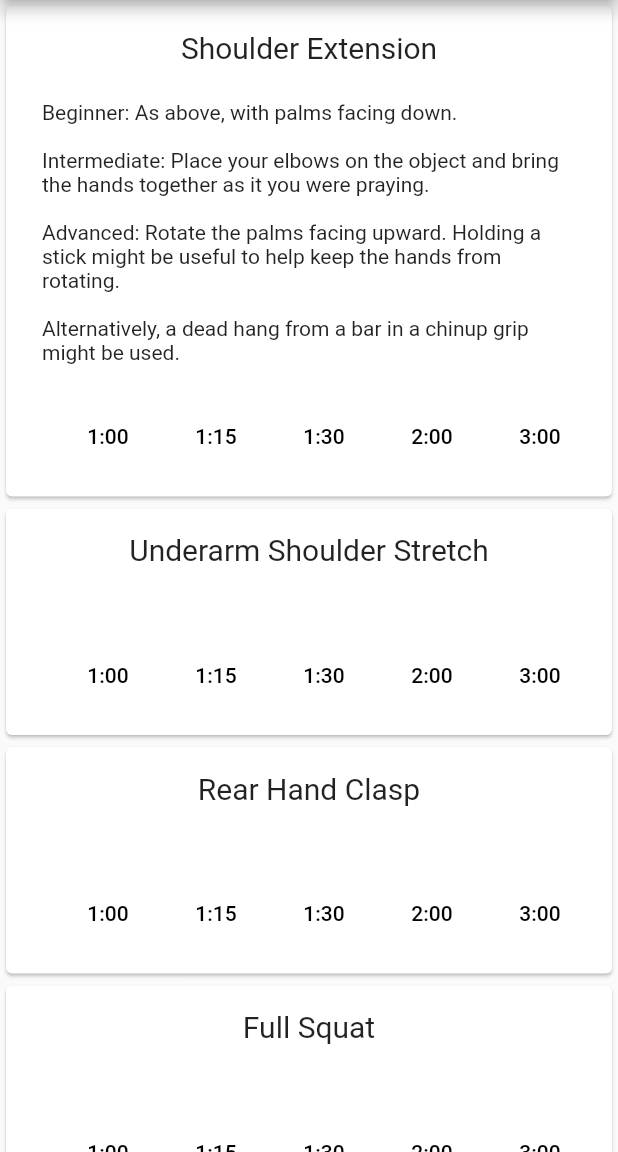
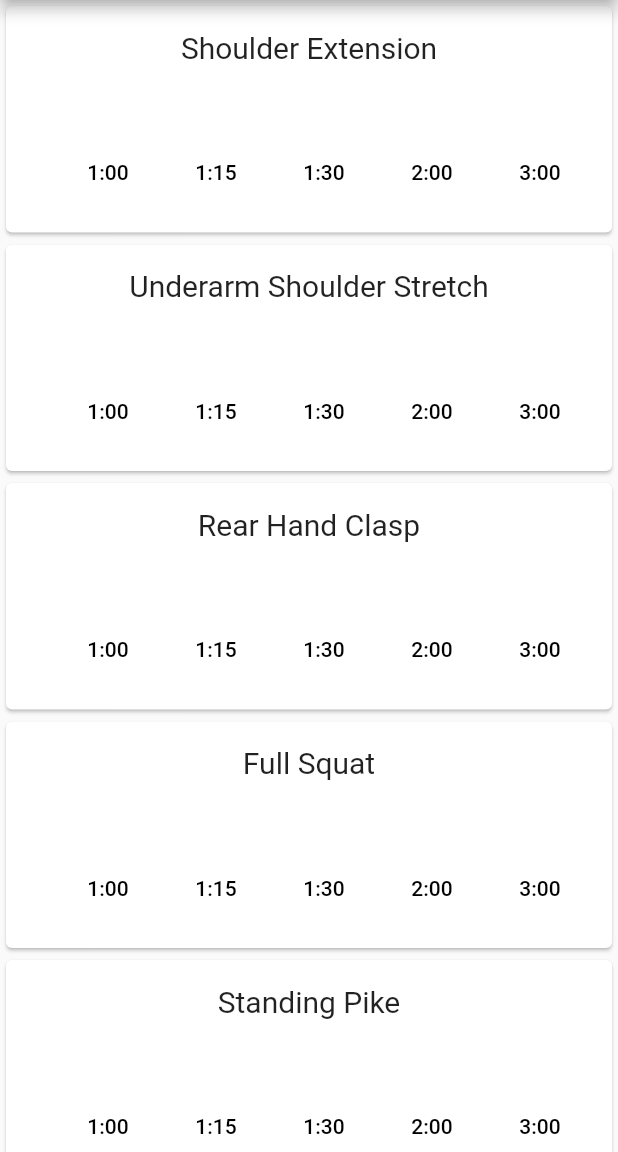
Before and after one commit to JasonAHeron/StartingStretching, a Flutter app: the screen it shows after launch, on a phone screen of 412 x 824 dp, the part 84-1236 px from its top. Run offline on Flutter 3.47's test engine with Material 2 defaults, Android fonts, the phone set to English and light mode, and no system bars; our stand-ins replace audioplayers, percent_indicator.

Commit message:
all exercises in a map

```diff
--- a/lib/main.dart
+++ b/lib/main.dart
@@ -10,6 +10,108 @@ const TIMER_PRESETS = [
   {"title": '1:30', "duration": Duration(minutes: 1, seconds: 30)},
   {"title": '2:00', "duration": Duration(minutes: 2)},
   {"title": '3:00', "duration": Duration(minutes: 3)},
+];
+
+enum Progression {
+  BEGINNER,
+  INTERMEDIATE,
+  ADVANCED,
+}
+
+const EXERCISES = [
+  {
+    "title": "Shoulder Extension",
+    "progressions": {
+      Progression.BEGINNER: "As above, with palms facing down.",
+      Progression.INTERMEDIATE:
+          "Place your elbows on the object and bring the hands together as it you were praying",
+      Progression.ADVANCED:
+          "Rotate the palms facing upward. Holding a stick might be useful to help keep the hands from rotating. Alternatively, a dead hang from a bar in a chinup grip might be used.",
+    },
+  },
+  {
+    "title": "Underarm Shoulder Stretch",
+    "progressions": {
+      Progression.BEGINNER:
+          "As above, keeping hands on the ground, approximately shoulder width.",
+      Progression.INTERMEDIATE:
+          "Use a stick or resistance band to keep arms narrower than shoulder width.",
+      Progression.ADVANCED:
+          " Do this while hanging from a bar. Also known as a German Hang",
+    },
+  },
+  {
+    "title": "Rear Hand Clasp",
+    "progressions": {
+      Progression.BEGINNER: "Use a towel or strap to bring the hands together",
+      Progression.INTERMEDIATE: "Grab opposing fingers or hands",
+      Progression.ADVANCED: "Grab opposing wrists",
+    },
+  },
+  {
+    "title": "Full Squat",
+    "progressions": {
+      Progression.BEGINNER: "Just get into the position and hold",
+      Progression.INTERMEDIATE:
+          "Work on sitting up as straight as possible. Chest and head held high",
+      Progression.ADVANCED:
+          "Sit up vertically and attempt to keep the toes pointed forward",
+    },
+  },
+  {
+    "title": "Standing Pike",
+    "progressions": {
+      Progression.BEGINNER: "Forward bend with a flat back",
+      Progression.INTERMEDIATE:
+          "When below parallel with a flat back grab your calves and pull your knees to your chest",
+      Progression.ADVANCED:
+          "Pull your knees to your chest without using your arms to pull",
+    },
+  },
+  {
+    "title": "Kneeling Lunge",
+    "progressions": {
+      Progression.BEGINNER:
+          "Perform the kneeling lunge with hands on the front leg, supporting some of the torso",
+      Progression.INTERMEDIATE:
+          "Keep the hands at the side of the torso, with palms facing forward and shoulders pulled back",
+      Progression.ADVANCED:
+          "Raise the rear leg up against your glutes and hold with both arms",
+    },
+  },
+  {
+    "title": "Butterfly",
+    "progressions": {
+      Progression.BEGINNER:
+          "Use strength alone to push the knees towards the floor.",
+      Progression.INTERMEDIATE:
+          "Lean forward slightly (with a flat back) and press the legs towards the floor by using your elbows.",
+      Progression.ADVANCED:
+          "Lean forward with a flat back, attempting to touch both your chest to your legs and your knees to the ground.",
+    },
+  },
+  {
+    "title": "Backbend",
+    "progressions": {
+      Progression.BEGINNER:
+          "Glute Bridge. While lying on your back, bend your knees and put your feet near your buttocks. By squeezing the glutes, lift the hips and pelvis off the floor and press it towards the ceiling.",
+      Progression.INTERMEDIATE:
+          "Kneel on your shins on the ground. Curl the toes under your feet, and reach behind you, grabbing the heels with the respective hand. From here, squeeze the glutes and push the pelvis forward as much as possible while holding onto the heels. Look upward and pull the shoulders back. You may need to use blocks or pillows to raise the heels higher at first",
+      Progression.ADVANCED:
+          "Lie on your back with your knees bent and pulled into your glutes. Place your hands on the ground beside your head, with fingers pointing down towards your shoulders. From here, press with the arms and glutes to lift yourself onto the top of your head. Hold this position for time. As you get better in this position, you will eventually be able to lift your head off the ground by pressing the arms straight. In doing this, make sure your shoulders remain above the hands and much as possible, and strive to straighten the legs.",
+    },
+  },
+  {
+    "title": "Lying Twist",
+    "progressions": {
+      Progression.BEGINNER:
+          "Bend the knees at 90 degrees and press down with the arm to deepen the stretch",
+      Progression.INTERMEDIATE:
+          "Use a straight leg (locked knee) and press down with the arm",
+      Progression.ADVANCED:
+          "Use a straight leg and no arm assistance - use only muscular power to maintain the position",
+    },
+  },
 ];
 
 class MyApp extends StatelessWidget {
@@ -37,20 +139,14 @@ class MyHomePage extends StatefulWidget {
 }
 
 class MyHomePageState extends State<MyHomePage> {
-  final stretchList = [
-    StretchCard(
-      "Shoulder Extension",
-      "Beginner: As above, with palms facing down.\n\nIntermediate: Place your elbows on the object and bring the hands together as it you were praying.\n\nAdvanced: Rotate the palms facing upward. Holding a stick might be useful to help keep the hands from rotating.\n\nAlternatively, a dead hang from a bar in a chinup grip might be used.",
-    ),
-    StretchCard("Underarm Shoulder Stretch", ""),
-    StretchCard("Rear Hand Clasp", ""),
-    StretchCard("Full Squat", ""),
-    StretchCard("Standing Pike", ""),
-    StretchCard("Kneeling Lunge", ""),
-    StretchCard("Butterfly", ""),
-    StretchCard("Backbend", ""),
-    StretchCard("Lying Twist", ""),
-  ];
+  var remainingStretches;
+
+  @override
+  void initState() {
+    // TODO: implement initState
+    super.initState();
+    remainingStretches = EXERCISES.map((x) => x).toList();
+  }
 
   @override
   Widget build(BuildContext context) {
@@ -59,28 +155,34 @@ class MyHomePageState extends State<MyHomePage> {
         title: Text(widget.title),
       ),
       body: ListView.builder(
-        itemCount: stretchList.length,
+        itemCount: remainingStretches.length,
         itemBuilder: (context, index) {
-          final item = stretchList[index];
+          final exercise = remainingStretches[index];
           return Dismissible(
-            // Each Dismissible must contain a Key. Keys allow Flutter to
-            // uniquely identify Widgets.
-            key: Key(item.title),
-            // We also need to provide a function that tells our app
-            // what to do after an item has been swiped away.
+            key: Key(exercise["title"]),
+            direction: DismissDirection.startToEnd,
             onDismissed: (direction) {
               // Remove the item from our data source.
               setState(() {
-                stretchList.removeAt(index);
+                remainingStretches.removeAt(index);
               });
 
               // Then show a snackbar!
-              Scaffold.of(context)
-                  .showSnackBar(SnackBar(content: Text("$item dismissed")));
+              Scaffold.of(context).showSnackBar(
+                  SnackBar(content: Text("${exercise["title"]} completed!")));
             },
-            // Show a red background as the item is swiped away
-            background: Container(color: Colors.red),
-            child: item,
+            background: Container(
+              color: Colors.green,
+              child: Column(
+                mainAxisAlignment: MainAxisAlignment.center,
+                children: <Widget>[
+                  ListTile(
+                    leading: Icon(Icons.check, color: Colors.white, size: 80),
+                  ),
+                ],
+              ),
+            ),
+            child: StretchCard(exercise["title"], ""),
           );
         },
       ),
```
